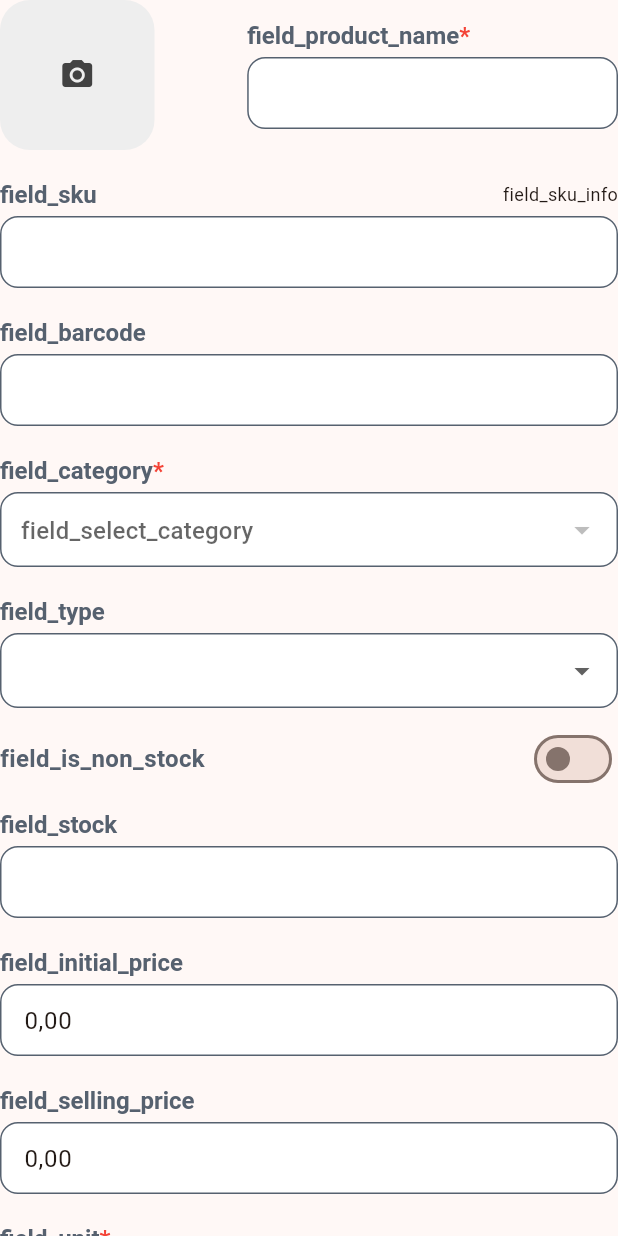
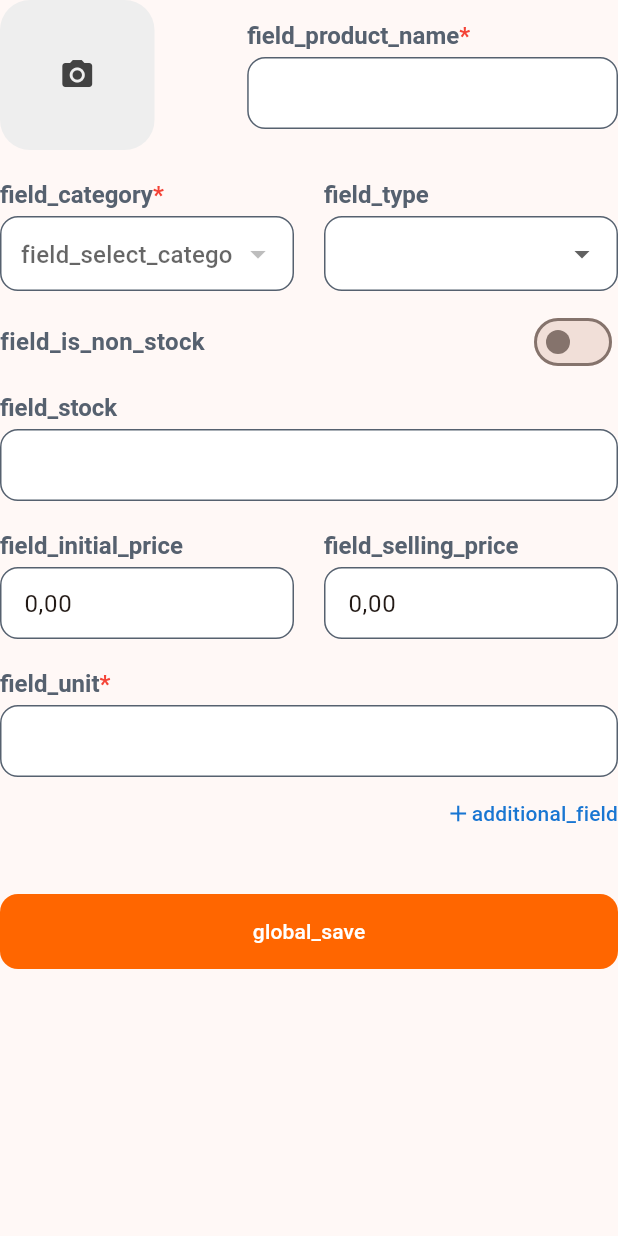
Before and after one commit to lakasir/lakasir_flutter, a Flutter app: the ProductForm widget shown alone on an empty page, opened directly with empty values, on a phone screen of 412 x 824 dp. Run offline on Flutter 3.47's test engine with Material 3 defaults, Android fonts, the phone set to English and light mode, and no system bars; our stand-ins replace flutter_dotenv, flutter_masked_text2, get, heroicons, image_cropper, image_picker and 4 more; missing offline and left inert: blue_thermal_printer, flutter_pdfview; accounts and stored records are empty; generated files the repository leaves out were written again; network calls fail; Roboto replaces fonts that are missing (SourceSans).

Commit message:
add unit suggesstion

```diff
--- a/lib/controllers/auths/auth_controller.dart
+++ b/lib/controllers/auths/auth_controller.dart
@@ -12,7 +12,6 @@ class AuthController extends GetxController {
 
   void fetchPermissions() async {
     loading(true);
-    print("fetching permissions");
     await _profileController.getProfile();
     if (_profileController.profile.value.permissions != null) {
       permissions(_profileController.profile.value.permissions!);
--- a/lib/controllers/products/product_add_controller.dart
+++ b/lib/controllers/products/product_add_controller.dart
@@ -9,7 +9,6 @@ import 'package:lakasir/api/responses/error_response.dart';
 import 'package:lakasir/api/responses/products/product_response.dart';
 import 'package:lakasir/api/responses/products/produect_error_response.dart';
 import 'package:lakasir/controllers/products/product_controller.dart';
-import 'package:lakasir/controllers/products/product_detail_controller.dart';
 import 'package:lakasir/services/product_service.dart';
 import 'package:lakasir/utils/colors.dart';
 import 'package:lakasir/widgets/select_input_feld.dart';
@@ -24,9 +23,13 @@ class ProductAddEditController extends GetxController {
   final TextEditingController nameInputController = TextEditingController();
   final TextEditingController stockInputController = TextEditingController();
   final MoneyMaskedTextController initialPriceInputController =
-      MoneyMaskedTextController(thousandSeparator: '.', decimalSeparator: ',');
+      MoneyMaskedTextController(
+    initialValue: 0.0,
+  );
   final MoneyMaskedTextController sellingPriceInputController =
-      MoneyMaskedTextController();
+      MoneyMaskedTextController(
+    initialValue: 0.0,
+  );
   final TextEditingController unitInputController = TextEditingController();
   final TextEditingController skuInputController = TextEditingController();
   final TextEditingController barcodeInputController = TextEditingController();
@@ -34,10 +37,7 @@ class ProductAddEditController extends GetxController {
   Rx<ProductErrorResponse> productErrorResponse = ProductErrorResponse().obs;
   final RxBool isLoading = false.obs;
   final ProductController _productController = Get.put(ProductController());
-  final ProductDetailController _productDetailController =
-      Get.put(ProductDetailController());
   RxBool enabledStock = false.obs;
-  // final CategoryController _categoryController = Get.find();
 
   void create() async {
     try {
@@ -118,8 +118,8 @@ class ProductAddEditController extends GetxController {
       );
       isLoading(false);
       _productController.getProducts();
-      await _productDetailController.get(Get.arguments.id);
       clearInput();
+      Get.back();
       Get.back();
       Get.rawSnackbar(
         message: 'global_updated_item'.trParams({'item': 'menu_product'.tr}),
--- /dev/null
+++ b/lib/controllers/products/unit_controller.dart
@@ -0,0 +1,25 @@
+import 'package:get/get.dart';
+import 'package:lakasir/models/lakasir_database.dart';
+import 'package:lakasir/models/unit.dart';
+
+class UnitController extends GetxController {
+  RxList<Unit> units = <Unit>[].obs;
+
+  void fetchUnits() async {
+    var results = await LakasirDatabase().fetchUnits();
+
+    units.assignAll(results);
+  }
+
+  void createOrUpdateUnit(String name) async {
+    var unit = Unit()
+      ..name = name
+      ..updatedAt = DateTime.now();
+    await LakasirDatabase().createOrUpdateUnit(unit);
+    fetchUnits();
+  }
+
+  void clearUnit() async {
+    await LakasirDatabase().clearUnits();
+  }
+}
--- a/lib/messages.dart
+++ b/lib/messages.dart
@@ -228,6 +228,7 @@ class Messages extends Translations {
           'setting_menu_printer': 'Printer',
           'global_validation_field_exist': '@field already exist',
           'field_footer': 'Footer',
+          'additional_field': 'Additional Field',
         },
         'id_ID': {
           'auth': 'Otentikasi',
@@ -455,6 +456,7 @@ class Messages extends Translations {
           'setting_menu_printer': 'Printer',
           'global_validation_field_exist': '@field sudah ada',
           'field_footer': 'Footer',
+          'additional_field': 'Kolom Tambahan',
         },
       };
 }
--- /dev/null
+++ b/lib/models/unit.dart
@@ -0,0 +1,11 @@
+import 'package:isar/isar.dart';
+
+part 'unit.g.dart';
+
+@collection
+class Unit {
+  Id id = Isar.autoIncrement;
+
+  String? name;
+  DateTime? updatedAt;
+}
--- a/lib/screens/products/product_form.dart
+++ b/lib/screens/products/product_form.dart
@@ -2,6 +2,7 @@ import 'package:flutter/material.dart';
 import 'package:get/get.dart';
 import 'package:lakasir/controllers/category_controller.dart';
 import 'package:lakasir/controllers/products/product_add_controller.dart';
+import 'package:lakasir/controllers/products/unit_controller.dart';
 import 'package:lakasir/utils/colors.dart';
 import 'package:lakasir/widgets/filled_button.dart';
 import 'package:lakasir/widgets/image_picker.dart';
@@ -23,13 +24,35 @@ class ProductForm extends StatefulWidget {
 
 class _ProductFormState extends State<ProductForm> {
   final CategoryController _categoryController = Get.put(CategoryController());
+  final _unitController = Get.put(UnitController());
   bool _isServiceType = false;
+  bool showAddinitionalField = false;
+  bool showInitialPrice = true;
+
+  @override
+  void initState() {
+    super.initState();
+    _unitController.fetchUnits();
+    if (widget.controller.typeController.selectedOption == "service") {
+      setState(() {
+        _isServiceType = true;
+        showInitialPrice = false;
+      });
+    }
+  }
+
+  @override
+  void dispose() {
+    super.dispose();
+    _unitController.fetchUnits();
+  }
 
   @override
   Widget build(BuildContext context) {
     double width = MediaQuery.of(context).size.width;
 
     return ListView(
+      shrinkWrap: true,
       keyboardDismissBehavior: ScrollViewKeyboardDismissBehavior.onDrag,
       children: [
         Row(
@@ -60,28 +83,10 @@ class _ProductFormState extends State<ProductForm> {
         ),
         Container(
           margin: const EdgeInsets.only(top: 20),
-          child: Obx(
-            () => MyTextField(
-              controller: widget.controller.skuInputController,
-              label: 'field_sku'.tr,
-              errorText: widget.controller.productErrorResponse.value.sku ?? '',
-              info: 'field_sku_info'.tr,
-            ),
-          ),
-        ),
-        Container(
-          margin: const EdgeInsets.only(top: 20),
-          child: Obx(
-            () => MyTextField(
-              controller: widget.controller.barcodeInputController,
-              label: 'field_barcode'.tr,
-              errorText:
-                  widget.controller.productErrorResponse.value.barcode ?? '',
-            ),
-          ),
-        ),
-        Container(
-          margin: const EdgeInsets.only(top: 20),
+          child: Row(
+            mainAxisAlignment: MainAxisAlignment.spaceBetween,
+            children: [
+              Flexible(
                 child: Obx(
                   () => SelectInputWidget(
                     hintText: 'field_select_category'.tr,
@@ -89,7 +94,8 @@ class _ProductFormState extends State<ProductForm> {
                     controller: widget.controller.categoryController,
                     label: 'field_category'.tr,
                     errorText:
-                  widget.controller.productErrorResponse.value.category ?? '',
+                        widget.controller.productErrorResponse.value.category ??
+                            '',
                     options: _categoryController.categories
                         .map(
                           (e) => Option(
@@ -101,8 +107,8 @@ class _ProductFormState extends State<ProductForm> {
                   ),
                 ),
               ),
-        Container(
-          margin: const EdgeInsets.only(top: 20),
+              const SizedBox(width: 20),
+              Flexible(
                 child: Obx(
                   () => SelectInputWidget(
                     controller: widget.controller.typeController,
@@ -120,12 +126,17 @@ class _ProductFormState extends State<ProductForm> {
                       )
                     ],
                     onChanged: (value) {
-                widget.controller.initialPriceInputController.updateValue(0);
+                      widget.controller.initialPriceInputController
+                          .updateValue(0);
                       setState(() {
                         _isServiceType = value == "service";
+                        showInitialPrice = value == "product";
                       });
                     },
                   ),
+                ),
+              ),
+            ],
           ),
         ),
         Container(
@@ -167,29 +178,42 @@ class _ProductFormState extends State<ProductForm> {
         ),
         Container(
           margin: const EdgeInsets.only(top: 20),
+          child: Row(
+            mainAxisAlignment: MainAxisAlignment.spaceBetween,
+            children: [
+              Visibility(
+                visible: showInitialPrice,
+                child: Flexible(
                   child: Obx(
                     () => MyTextField(
                       readOnly: _isServiceType,
                       controller: widget.controller.initialPriceInputController,
                       label: 'field_initial_price'.tr,
                       keyboardType: TextInputType.number,
-              errorText:
-                  widget.controller.productErrorResponse.value.initialPrice ??
+                      errorText: widget.controller.productErrorResponse.value
+                              .initialPrice ??
                           '',
                     ),
                   ),
                 ),
-        Container(
-          margin: const EdgeInsets.only(top: 20),
+              ),
+              Visibility(
+                visible: showInitialPrice,
+                child: const SizedBox(width: 20),
+              ),
+              Flexible(
                 child: Obx(
                   () => MyTextField(
                     controller: widget.controller.sellingPriceInputController,
                     label: 'field_selling_price'.tr,
                     keyboardType: TextInputType.number,
-              errorText:
-                  widget.controller.productErrorResponse.value.sellingPrice ??
+                    errorText: widget.controller.productErrorResponse.value
+                            .sellingPrice ??
                         '',
                   ),
+                ),
+              ),
+            ],
           ),
         ),
         Container(
@@ -205,12 +229,120 @@ class _ProductFormState extends State<ProductForm> {
             ),
           ),
         ),
+        Obx(
+          () => Row(
+            children: [
+              for (var unit in _unitController.units)
+                TextButton(
+                  style: TextButton.styleFrom(
+                    padding: const EdgeInsets.symmetric(horizontal: 5),
+                    shape: RoundedRectangleBorder(
+                      side: const BorderSide(
+                        color: primary,
+                      ),
+                      borderRadius: BorderRadius.circular(12), // Border radius
+                    ),
+                  ),
+                  onPressed: () {
+                    widget.controller.unitInputController.text = unit.name!;
+                  },
+                  child: Text(unit.name!),
+                ),
+              if (_unitController.units.isNotEmpty)
+                Expanded(child: Container()),
+              if (_unitController.units.isNotEmpty)
+                TextButton(
+                  style: TextButton.styleFrom(
+                    padding: const EdgeInsets.symmetric(horizontal: 5),
+                    shape: RoundedRectangleBorder(
+                      side: const BorderSide(
+                        color: primary,
+                      ),
+                      borderRadius: BorderRadius.circular(12), // Border radius
+                    ),
+                  ),
+                  onPressed: () {
+                    _unitController.clearUnit();
+                    _unitController.fetchUnits();
+                  },
+                  child: const Icon(
+                    Icons.clear,
+                    color: Colors.red,
+                  ),
+                ),
+            ],
+          ),
+        ),
+        Align(
+          alignment: Alignment.centerRight,
+          child: TextButton(
+            style: TextButton.styleFrom(
+              padding: const EdgeInsets.all(0),
+            ),
+            onPressed: () {
+              setState(() {
+                showAddinitionalField = !showAddinitionalField;
+              });
+            },
+            child: Row(
+              mainAxisSize: MainAxisSize.min,
+              mainAxisAlignment: MainAxisAlignment.end,
+              children: [
+                Icon(
+                  Icons.add,
+                  color: Colors.blue[700],
+                ),
+                Text(
+                  'additional_field'.tr,
+                  style: TextStyle(
+                    color: Colors.blue[700],
+                  ),
+                ),
+              ],
+            ),
+          ),
+        ),
+        Visibility(
+          visible: showAddinitionalField,
+          child: Column(
+            children: [
+              Obx(
+                () => MyTextField(
+                  controller: widget.controller.skuInputController,
+                  label: 'field_sku'.tr,
+                  errorText:
+                      widget.controller.productErrorResponse.value.sku ?? '',
+                  info: 'field_sku_info'.tr,
+                ),
+              ),
+              Container(
+                margin: const EdgeInsets.only(top: 20),
+                child: Obx(
+                  () => MyTextField(
+                    controller: widget.controller.barcodeInputController,
+                    label: 'field_barcode'.tr,
+                    errorText:
+                        widget.controller.productErrorResponse.value.barcode ??
+                            '',
+                  ),
+                ),
+              ),
+            ],
+          ),
+        ),
         Container(
           margin: const EdgeInsets.only(top: 30),
           child: Obx(
             () => MyFilledButton(
               onPressed: () {
+                try {
                   widget.onSubmit();
+                  _unitController.createOrUpdateUnit(
+                    widget.controller.unitInputController.text,
+                  );
+                } catch (e) {
+                  rethrow;
+                }
               },
               isLoading: widget.controller.isLoading.value,
               child: Text('global_save'.tr),
```
Also changed, not shown: lib/models/lakasir_database.dart (+25 -1 lines), lib/screens/products/detail_screen.dart (+4 -3 lines), lib/models/printer.g.dart, lib/models/unit.g.dart (added). Lines whose indentation alone changed are shown as unchanged.
